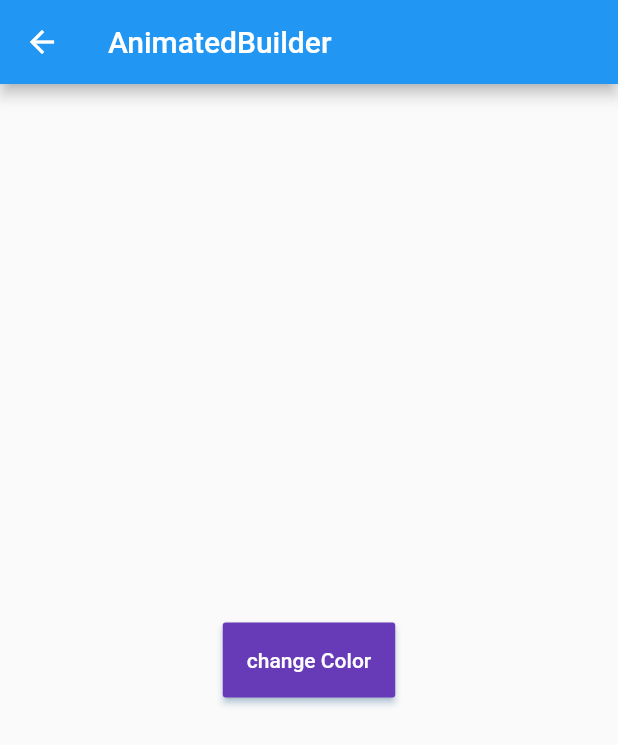
After one commit to BMWB/sbflutter, a Flutter app: the AnimatedBuilderDemo screen opened by its route, on a phone screen of 412 x 824 dp. The commit adds this screen. Shown: the top 745 px of the screen. Run offline on Flutter 3.47's test engine with Material 2 defaults, Android fonts, the phone set to English and light mode, and no system bars; our stand-ins replace bloc, equatable, flutter_bloc, rxdart; network calls fail.

Commit message:
animated

```diff
--- /dev/null
+++ b/lib/11_animate/animated_builder.dart
@@ -0,0 +1,74 @@
+/*
+ * @Author: wangtianji
+ * @Date: 2021-08-11 09:51:30
+ * @LastEditTime: 2021-08-11 10:03:05
+ * @LastEditors: wangtianji
+ * @Description:
+ * @FilePath: /sbflutter/lib/11_animate/animated_builder.dart
+ */
+
+import 'package:flutter/material.dart';
+
+class AnimatedBuilderDemo extends StatefulWidget {
+  AnimatedBuilderDemo({Key? key}) : super(key: key);
+
+  static const String routeName = '/lib/11_animate/animated_builder.dart';
+
+  @override
+  _AnimatedBuilderDemoState createState() => _AnimatedBuilderDemoState();
+}
+
+class _AnimatedBuilderDemoState extends State<AnimatedBuilderDemo>
+    with SingleTickerProviderStateMixin {
+  static const Color beginColor = Colors.deepPurple;
+  static const Color endColor = Colors.deepOrange;
+  Duration duration = const Duration(milliseconds: 800);
+  late AnimationController controller;
+  late Animation<Color?> animation;
+
+  @override
+  void initState() {
+    super.initState();
+
+    controller = AnimationController(vsync: this, duration: duration);
+    animation =
+        ColorTween(begin: beginColor, end: endColor).animate(controller);
+  }
+
+  @override
+  void dispose() {
+    controller.dispose();
+    super.dispose();
+  }
+
+  @override
+  Widget build(BuildContext context) {
+    return Scaffold(
+      appBar: AppBar(
+        title: const Text("AnimatedBuilder"),
+      ),
+      body: Center(
+        child: AnimatedBuilder(
+            animation: animation,
+            builder: (context, child) {
+              return MaterialButton(
+                  color: animation.value,
+                  height: 50,
+                  minWidth: 100,
+                  child: child,
+                  onPressed: () {
+                    if (controller.status == AnimationStatus.completed) {
+                      controller.reverse();
+                    } else {
+                      controller.forward();
+                    }
+                  });
+            },
+            child: const Text(
+              "change Color",
+              style: TextStyle(color: Colors.white),
+            )),
+      ),
+    );
+  }
+}
--- a/lib/11_animate/ext.dart
+++ b/lib/11_animate/ext.dart
@@ -1,7 +1,7 @@
 /*
  * @Author: your name
  * @Date: 2021-07-28 11:13:38
- * @LastEditTime: 2021-08-09 10:40:19
+ * @LastEditTime: 2021-08-11 10:04:13
  * @LastEditors: wangtianji
  * @Description: In User Settings Edit
  * @FilePath: /sbflutter/lib/11_animate/ext.dart
@@ -12,6 +12,7 @@ import 'animated_controller.dart';
 import 'animated_tweens.dart';
 import 'animated_container.dart';
 import 'animated_page_route.dart';
+import 'animated_builder.dart';
 
 import '../demos.dart';
 
@@ -32,6 +33,10 @@ final animates = [
       name: "animated_page_route",
       route: PageRouteBuilderDemo.routeName,
       builder: (context) => PageRouteBuilderDemo()),
+  Demo(
+      name: "animated_builder",
+      route: AnimatedBuilderDemo.routeName,
+      builder: (context) => AnimatedBuilderDemo()),
 ];
 
 final animatespages = [
--- a/lib/main.dart
+++ b/lib/main.dart
@@ -1,7 +1,7 @@
 /*
  * @Author: wangtianji
  * @Date: 2021-06-23 15:50:18
- * @LastEditTime: 2021-08-06 15:53:48
+ * @LastEditTime: 2021-08-11 10:04:25
  * @LastEditors: wangtianji
  * @Description:
  * @FilePath: /sbflutter/lib/main.dart
```
Also changed, not shown: 3 other files.
